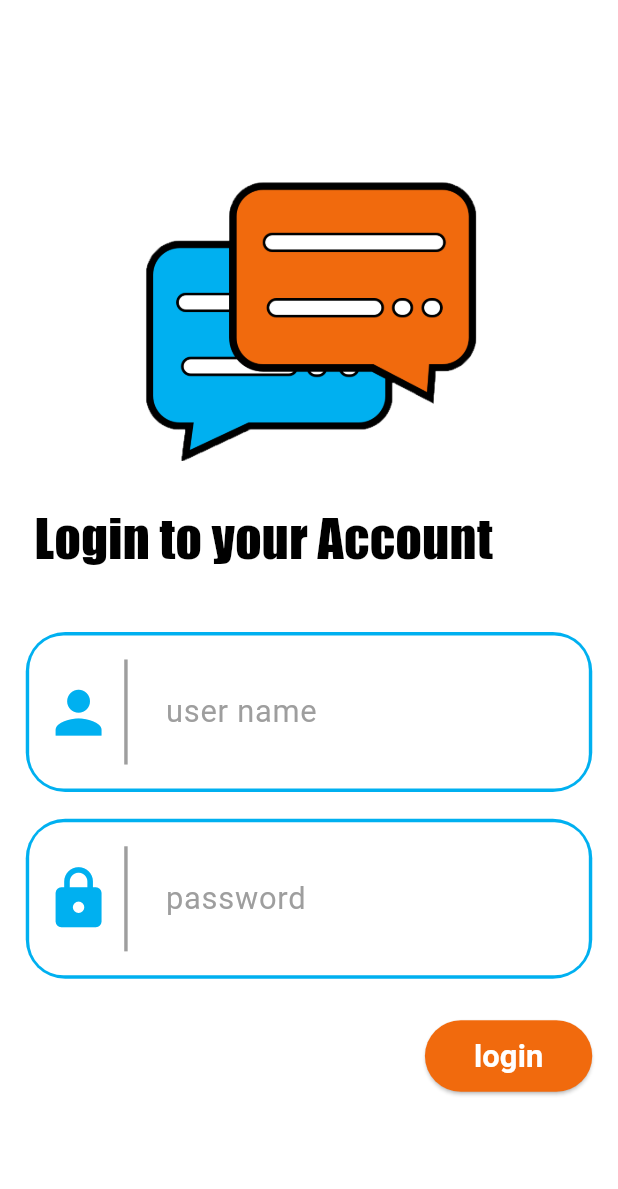
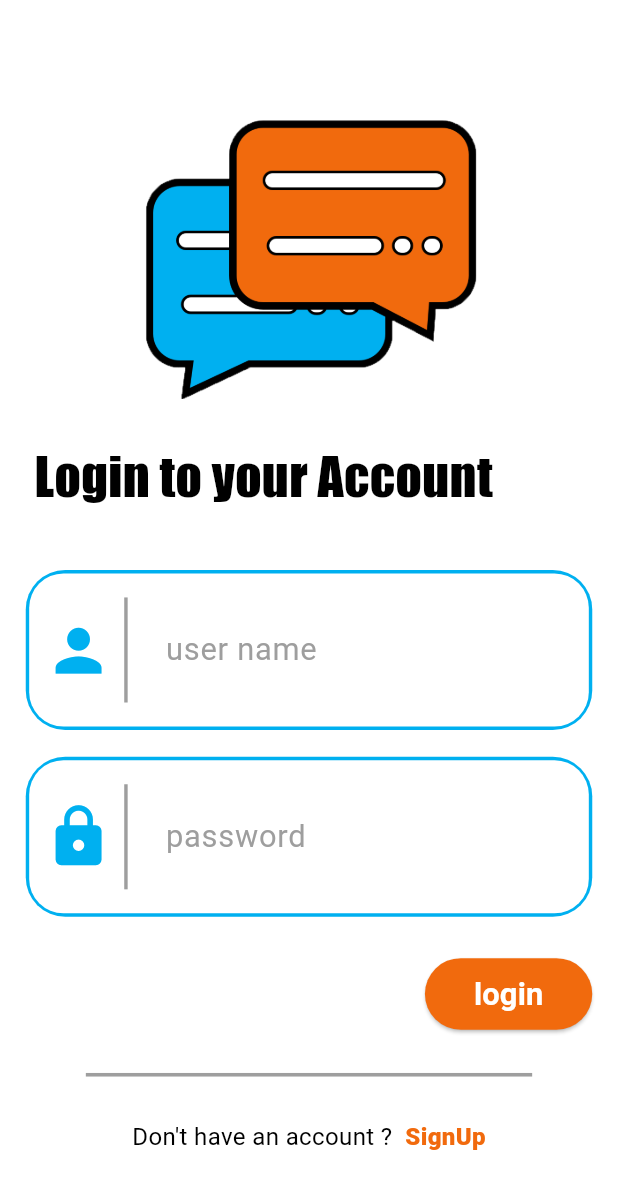
Before and after one commit to Mohand-2004/Chatti, a Flutter app: the screen it shows after launch, on a phone screen of 412 x 824 dp. Shown: the top 1189 px of the screen. Run offline on Flutter 3.47's test engine with Material 3 defaults, Android fonts, the phone set to English and light mode, and no system bars; our stand-ins replace device_preview, flutter_screenutil.

Commit message:
add signup section

```diff
--- a/lib/main.dart
+++ b/lib/main.dart
@@ -24,6 +24,6 @@ void main(){
   //   DeviceOrientation.portraitUp,
   //   ]
   // );
-  //runApp(DevicePreview(builder:(context) => const MyApp(),));
-  runApp(const MyApp());
+  runApp(DevicePreview(builder:(context) => const MyApp(),));
+  //runApp(const MyApp());
 }
--- a/lib/screens/login_screen.dart
+++ b/lib/screens/login_screen.dart
@@ -108,7 +108,44 @@ class LoginScreen extends StatelessWidget{
                 ),
 
                 // left space
-                SizedBox(width: 15.w,)
+                SizedBox(width: 15.w,),
+              ],
+            ),
+
+            // divider
+            Divider(
+              indent: 50.w,
+              endIndent: 50.w,
+              color: Colors.grey,
+              thickness: 2.h,
+              height: 50.h,
+            ),
+
+            // signup section
+            Row(
+              mainAxisAlignment: MainAxisAlignment.center,
+              children: [
+                // don't have an account text
+                Text(
+                  "Don't have an account ?",
+                  style: TextStyle(
+                    fontSize: 14.sp,
+                    color: Colors.black
+                  ),
+                ),
+
+                // signUp text buttton
+                GestureDetector(
+                  onTap: (){},
+                  child: Text(
+                    '\t\tSignUp',
+                    style: TextStyle(
+                      fontSize: 14.sp,
+                      fontWeight: FontWeight.w900,
+                      color: AppColors.orange
+                    ),
+                  ),
+                )
               ],
             ),
           ],
```
